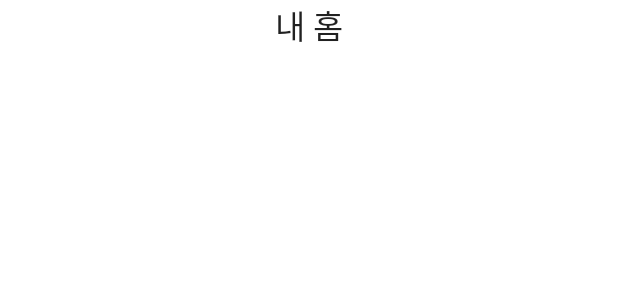
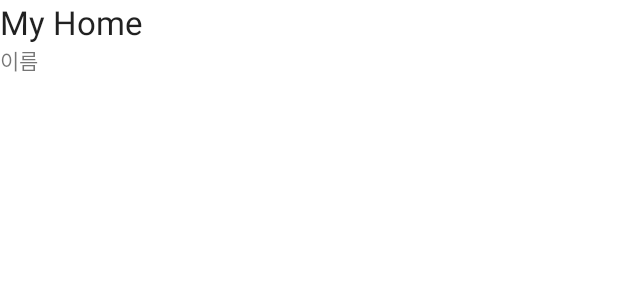
Before and after one commit to EoJin-Kim/AboutMe_Android, an Android app: the layout fragment_my_home.xml on its own in the app's theme, with its tools: preview values and no code run, on a phone screen of 412 x 824 dp. Shown: the top 300 px of the screen. Run offline under Robolectric (Android 15) with nearby library versions, the phone set to English and light mode, and no system bars.

```diff
--- a/app/src/main/res/layout/fragment_my_home.xml
+++ b/app/src/main/res/layout/fragment_my_home.xml
@@ -1,16 +1,22 @@
 <?xml version="1.0" encoding="utf-8"?>
-<FrameLayout xmlns:android="http://schemas.android.com/apk/res/android"
+<LinearLayout xmlns:android="http://schemas.android.com/apk/res/android"
+    xmlns:app="http://schemas.android.com/apk/res-auto"
     xmlns:tools="http://schemas.android.com/tools"
     android:layout_width="match_parent"
     android:layout_height="match_parent"
+    android:orientation="vertical"
     tools:context=".MyHomeFragment">
 
-    <!-- TODO: Update blank fragment layout -->
     <TextView
+        android:id="@+id/textView3"
         android:layout_width="match_parent"
-        android:layout_height="match_parent"
-        android:text="내 홈"
-        android:textAlignment="center"
+        android:layout_height="wrap_content"
+        android:text="My Home"
         android:textAppearance="@style/TextAppearance.AppCompat.Large" />
 
-</FrameLayout>
+    <TextView
+        android:id="@+id/home_name"
+        android:layout_width="match_parent"
+        android:layout_height="wrap_content"
+        android:text="이름" />
+</LinearLayout>
```
Also changed, not shown: app/build.gradle (+12 -0 lines), app/src/main/java/com/ej/aboutme/MainActivity.kt (+62 -0 lines), app/src/main/java/com/ej/aboutme/data/MainViewModel.kt (added, +17 -0 lines), app/src/main/java/com/ej/aboutme/data/database/MemberDao.kt (added, +7 -0 lines), app/src/main/java/com/ej/aboutme/data/database/MemberDatabase.kt (added, +10 -0 lines), app/src/main/java/com/ej/aboutme/data/entity/Member.kt (added, +10 -0 lines), app/src/main/java/com/ej/aboutme/data/repository/MemberRepository.kt (added, +9 -0 lines), app/src/main/java/com/ej/aboutme/data/repository/MemberRepositoryImpl.kt (added, +22 -0 lines), app/src/main/java/com/ej/aboutme/fragment/MyGroupFragment.kt (+7 -4 lines), app/src/main/java/com/ej/aboutme/fragment/MyHomeFragment.kt (+23 -4 lines), app/src/main/java/com/ej/aboutme/util/MainViewModelFactory.kt (added, +19 -0 lines), app/src/main/res/layout/activity_main.xml (+9 -1 lines).
